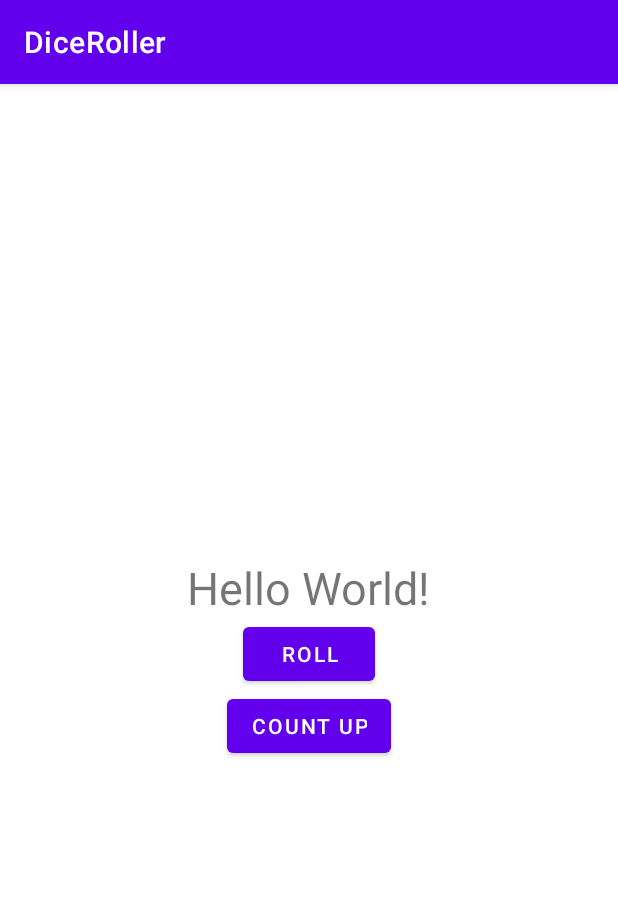
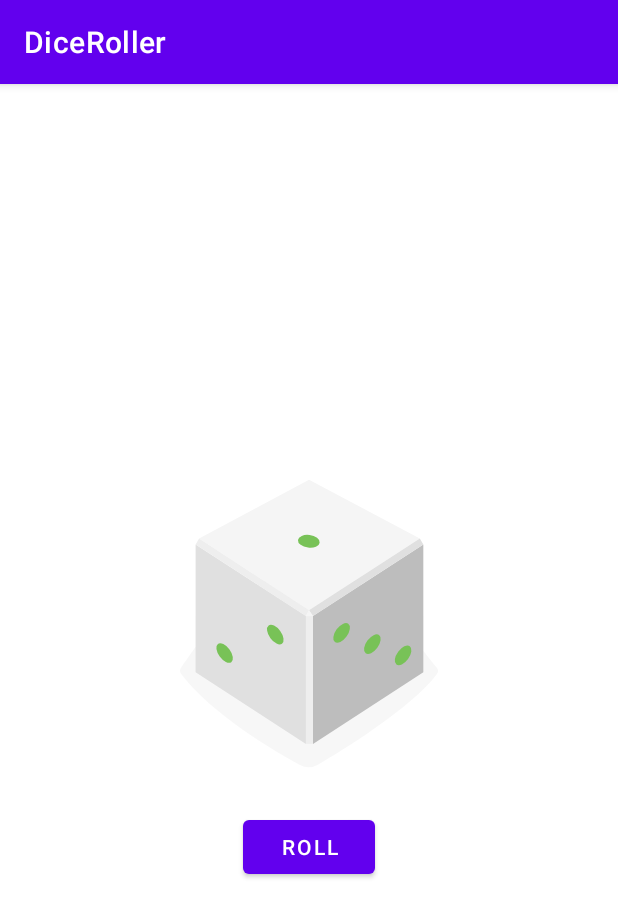
Before and after one commit to lucas-mezencio/android-studies, an Android app: the screen it shows after launch (MainActivity), on a phone screen of 412 x 824 dp. Shown: the top 917 px of the screen. Run offline under Robolectric (Android 15) with nearby library versions, the phone set to English and light mode, and no system bars.

Commit message:
add and update image resources

```diff
--- a/app/src/main/java/com/codelab/mezencio/diceroller/MainActivity.kt
+++ b/app/src/main/java/com/codelab/mezencio/diceroller/MainActivity.kt
@@ -2,6 +2,7 @@ package com.codelab.mezencio.diceroller
 
 import android.os.Bundle
 import android.widget.Button
+import android.widget.ImageView
 import android.widget.TextView
 import androidx.appcompat.app.AppCompatActivity
 
@@ -9,29 +10,23 @@ class MainActivity : AppCompatActivity() {
     override fun onCreate(savedInstanceState: Bundle?) {
         super.onCreate(savedInstanceState)
         setContentView(R.layout.activity_main)
-        val resultText: TextView = findViewById(R.id.tv_result_text)
 
         val rollButton: Button = findViewById(R.id.btn_roll)
-        rollButton.setOnClickListener { rollDice(resultText) }
-
-        val countUpButton: Button = findViewById(R.id.btn_count_up)
-        countUpButton.setOnClickListener { countUp(resultText) }
+        rollButton.setOnClickListener { rollDice() }
     }
 
-    private fun rollDice(resultText: TextView) {
-//        Toast.makeText(this, "Button clicked", Toast.LENGTH_SHORT).show()
+    private fun rollDice() {
         val randomInt = (1..6).random()
-        resultText.text = randomInt.toString()
-    }
+        val drawableResource = when (randomInt) {
+            1 -> R.drawable.dice_1
+            2 -> R.drawable.dice_2
+            3 -> R.drawable.dice_3
+            4 -> R.drawable.dice_4
+            5 -> R.drawable.dice_5
+            else -> R.drawable.dice_6
+        }
 
-    private fun countUp(resultText: TextView) {
-        if (resultText.text == "Hello World!") {
-            resultText.text = "1"
-            return
-        }
-        if (resultText.text == "6") {
-            return
-        }
-        resultText.text = (resultText.text.toString().toInt().plus(1)).toString()
+        val diceImage: ImageView = findViewById(R.id.iv_dice_image)
+        diceImage.setImageResource(drawableResource)
     }
 }
--- /dev/null
+++ b/app/src/main/res/drawable-v24/dice_1.xml
@@ -0,0 +1,66 @@
+<!--
+  ~ Copyright 2018, The Android Open Source Project
+  ~
+  ~ Licensed under the Apache License, Version 2.0 (the "License");
+  ~ you may not use this file except in compliance with the License.
+  ~ You may obtain a copy of the License at
+  ~
+  ~     http://www.apache.org/licenses/LICENSE-2.0
+  ~
+  ~ Unless required by applicable law or agreed to in writing, software
+  ~ distributed under the License is distributed on an "AS IS" BASIS,
+  ~ WITHOUT WARRANTIES OR CONDITIONS OF ANY KIND, either express or implied.
+  ~ See the License for the specific language governing permissions and
+  ~ limitations under the License.
+  -->
+
+<vector xmlns:android="http://schemas.android.com/apk/res/android"
+    android:width="200dp"
+    android:height="250dp"
+    android:viewportWidth="800"
+    android:viewportHeight="1000">
+    <path
+        android:fillAlpha="0.5"
+        android:fillColor="#eee"
+        android:pathData="M740.8,635.42c-68.27,90.47 -249.77,201.76 -316,240.63a50.7,50.7 0,0 1,-49.93 0.81c-64.19,-35 -234.09,-133.88 -315.65,-242a14.69,14.69 0,0 1,-0.12 -17.49c77.58,-106.29 159.67,-258.89 341.06,-258.89 182,0 242.19,139.08 340.27,258.88A14.62,14.62 0,0 1,740.8 635.42Z"
+        android:strokeAlpha="0.5" />
+    <path
+        android:fillColor="#bdbdbd"
+        android:pathData="M704.9,630l-294.29,191.06l0,-340.85l294.29,-191.06l0,340.85z" />
+    <path
+        android:fillColor="#e0e0e0"
+        android:pathData="M97.59,630l294.29,191.06l0,-340.85l-294.29,-191.06l0,340.85z" />
+    <path
+        android:fillColor="#f5f5f5"
+        android:pathData="M400.14,464.73l-293.19,-191.45l293.19,-156.31l295.39,156.31l-295.39,191.45z" />
+    <path
+        android:fillColor="#eee"
+        android:pathData="M106.95,273.28l-9.36,15.87l294.29,191.06l8.26,-15.48l-293.19,-191.45z" />
+    <path
+        android:fillColor="#e0e0e0"
+        android:pathData="M695.53,273.28l9.37,15.87l-294.29,191.06l-10.47,-15.48l295.39,-191.45z" />
+    <path
+        android:fillColor="#eee"
+        android:pathData="M391.88,480.21h18.73v340.85h-18.73z" />
+    <path
+        android:fillColor="#f5f5f5"
+        android:pathData="M400.14,464.73l-8.26,15.48l18.73,0l-10.47,-15.48z" />
+    <path
+        android:fillColor="#78c257"
+        android:pathData="M397.45,297.62a16.9,28.71 97.07,1 0,4.16 -33.54a16.9,28.71 97.07,1 0,-4.16 33.54z" />
+    <path
+        android:fillColor="#78c257"
+        android:pathData="M297.17,539.02a30.12,16.11 53.82,1 0,26.01 -19.02a30.12,16.11 53.82,1 0,-26.01 19.02z" />
+    <path
+        android:fillColor="#78c257"
+        android:pathData="M161.96,588.24a30.12,16.11 53.82,1 0,26.01 -19.02a30.12,16.11 53.82,1 0,-26.01 19.02z" />
+    <path
+        android:fillColor="#78c257"
+        android:pathData="M551.15,579.45a30.12,16.11 126.18,1 0,35.56 -48.62a30.12,16.11 126.18,1 0,-35.56 48.62z" />
+    <path
+        android:fillColor="#78c257"
+        android:pathData="M469.12,549.58a30.12,16.11 126.18,1 0,35.56 -48.62a30.12,16.11 126.18,1 0,-35.56 48.62z" />
+    <path
+        android:fillColor="#78c257"
+        android:pathData="M633.17,609.29a30.12,16.11 126.18,1 0,35.56 -48.62a30.12,16.11 126.18,1 0,-35.56 48.62z" />
+</vector>
--- /dev/null
+++ b/app/src/main/res/drawable-v24/dice_2.xml
@@ -0,0 +1,66 @@
+<!--
+  ~ Copyright 2018, The Android Open Source Project
+  ~
+  ~ Licensed under the Apache License, Version 2.0 (the "License");
+  ~ you may not use this file except in compliance with the License.
+  ~ You may obtain a copy of the License at
+  ~
+  ~     http://www.apache.org/licenses/LICENSE-2.0
+  ~
+  ~ Unless required by applicable law or agreed to in writing, software
+  ~ distributed under the License is distributed on an "AS IS" BASIS,
+  ~ WITHOUT WARRANTIES OR CONDITIONS OF ANY KIND, either express or implied.
+  ~ See the License for the specific language governing permissions and
+  ~ limitations under the License.
+  -->
+
+<vector xmlns:android="http://schemas.android.com/apk/res/android"
+    android:width="200dp"
+    android:height="250dp"
+    android:viewportWidth="800"
+    android:viewportHeight="1000">
+    <path
+        android:fillAlpha="0.5"
+        android:fillColor="#eee"
+        android:pathData="M740.8,635.42c-68.27,90.47 -249.77,201.76 -316,240.63a50.7,50.7 0,0 1,-49.93 0.81c-64.19,-35 -234.09,-133.88 -315.65,-242a14.69,14.69 0,0 1,-0.12 -17.49c77.58,-106.29 159.67,-258.89 341.06,-258.89 182,0 242.19,139.08 340.27,258.88A14.62,14.62 0,0 1,740.8 635.42Z"
+        android:strokeAlpha="0.5" />
+    <path
+        android:fillColor="#bdbdbd"
+        android:pathData="M704.9,630l-294.29,191.06l0,-340.85l294.29,-191.06l0,340.85z" />
+    <path
+        android:fillColor="#e0e0e0"
+        android:pathData="M97.59,630l294.29,191.06l0,-340.85l-294.29,-191.06l0,340.85z" />
+    <path
+        android:fillColor="#f5f5f5"
+        android:pathData="M400.14,464.73l-293.19,-191.45l293.19,-156.31l295.39,156.31l-295.39,191.45z" />
+    <path
+        android:fillColor="#eee"
+        android:pathData="M106.95,273.28l-9.36,15.87l294.29,191.06l8.26,-15.48l-293.19,-191.45z" />
+    <path
+        android:fillColor="#e0e0e0"
+        android:pathData="M695.53,273.28l9.37,15.87l-294.29,191.06l-10.47,-15.48l295.39,-191.45z" />
+    <path
+        android:fillColor="#eee"
+        android:pathData="M391.88,480.21h18.73v340.85h-18.73z" />
+    <path
+        android:fillColor="#f5f5f5"
+        android:pathData="M400.14,464.73l-8.26,15.48l18.73,0l-10.47,-15.48z" />
+    <path
+        android:fillColor="#78c257"
+        android:pathData="M520.85,303.25a16.9,28.71 97.07,1 0,4.16 -33.54a16.9,28.71 97.07,1 0,-4.16 33.54z" />
+    <path
+        android:fillColor="#78c257"
+        android:pathData="M273.33,291.99a16.9,28.71 97.07,1 0,4.16 -33.54a16.9,28.71 97.07,1 0,-4.16 33.54z" />
+    <path
+        android:fillColor="#78c257"
+        android:pathData="M229.56,563.64a30.12,16.11 53.82,1 0,26.01 -19.02a30.12,16.11 53.82,1 0,-26.01 19.02z" />
+    <path
+        android:fillColor="#78c257"
+        android:pathData="M311.58,533.77a30.12,16.11 53.82,1 0,26.01 -19.02a30.12,16.11 53.82,1 0,-26.01 19.02z" />
+    <path
+        android:fillColor="#78c257"
+        android:pathData="M147.54,593.49a30.12,16.11 53.82,1 0,26.01 -19.02a30.12,16.11 53.82,1 0,-26.01 19.02z" />
+    <path
+        android:fillColor="#78c257"
+        android:pathData="M551.15,579.45a30.12,16.11 126.18,1 0,35.56 -48.62a30.12,16.11 126.18,1 0,-35.56 48.62z" />
+</vector>
--- /dev/null
+++ b/app/src/main/res/drawable-v24/dice_3.xml
@@ -0,0 +1,66 @@
+<!--
+  ~ Copyright 2018, The Android Open Source Project
+  ~
+  ~ Licensed under the Apache License, Version 2.0 (the "License");
+  ~ you may not use this file except in compliance with the License.
+  ~ You may obtain a copy of the License at
+  ~
+  ~     http://www.apache.org/licenses/LICENSE-2.0
+  ~
+  ~ Unless required by applicable law or agreed to in writing, software
+  ~ distributed under the License is distributed on an "AS IS" BASIS,
+  ~ WITHOUT WARRANTIES OR CONDITIONS OF ANY KIND, either express or implied.
+  ~ See the License for the specific language governing permissions and
+  ~ limitations under the License.
+  -->
+
+<vector xmlns:android="http://schemas.android.com/apk/res/android"
+    android:width="200dp"
+    android:height="250dp"
+    android:viewportWidth="800"
+    android:viewportHeight="1000">
+    <path
+        android:fillAlpha="0.5"
+        android:fillColor="#eee"
+        android:pathData="M740.8,635.42c-68.27,90.47 -249.77,201.76 -316,240.63a50.7,50.7 0,0 1,-49.93 0.81c-64.19,-35 -234.09,-133.88 -315.65,-242a14.69,14.69 0,0 1,-0.12 -17.49c77.58,-106.29 159.67,-258.89 341.06,-258.89 182,0 242.19,139.08 340.27,258.88A14.62,14.62 0,0 1,740.8 635.42Z"
+        android:strokeAlpha="0.5" />
+    <path
+        android:fillColor="#bdbdbd"
+        android:pathData="M704.9,630l-294.29,191.06l0,-340.85l294.29,-191.06l0,340.85z" />
+    <path
+        android:fillColor="#e0e0e0"
+        android:pathData="M97.59,630l294.29,191.06l0,-340.85l-294.29,-191.06l0,340.85z" />
+    <path
+        android:fillColor="#f5f5f5"
+        android:pathData="M400.14,464.73l-293.19,-191.45l293.19,-156.31l295.39,156.31l-295.39,191.45z" />
+    <path
+        android:fillColor="#eee"
+        android:pathData="M106.95,273.28l-9.36,15.87l294.29,191.06l8.26,-15.48l-293.19,-191.45z" />
+    <path
+        android:fillColor="#e0e0e0"
+        android:pathData="M695.53,273.28l9.37,15.87l-294.29,191.06l-10.47,-15.48l295.39,-191.45z" />
+    <path
+        android:fillColor="#eee"
+        android:pathData="M391.88,480.21h18.73v340.85h-18.73z" />
+    <path
+        android:fillColor="#f5f5f5"
+        android:pathData="M400.14,464.73l-8.26,15.48l18.73,0l-10.47,-15.48z" />
+    <path
+        android:fillColor="#78c257"
+        android:pathData="M398.11,297.62a16.9,28.71 97.07,1 0,4.16 -33.54a16.9,28.71 97.07,1 0,-4.16 33.54z" />
+    <path
+        android:fillColor="#78c257"
+        android:pathData="M548.27,304.46a16.9,28.71 97.07,1 0,4.16 -33.54a16.9,28.71 97.07,1 0,-4.16 33.54z" />
+    <path
+        android:fillColor="#78c257"
+        android:pathData="M247.95,290.79a16.9,28.71 97.07,1 0,4.16 -33.54a16.9,28.71 97.07,1 0,-4.16 33.54z" />
+    <path
+        android:fillColor="#78c257"
+        android:pathData="M229.56,563.64a30.12,16.11 53.82,1 0,26.01 -19.02a30.12,16.11 53.82,1 0,-26.01 19.02z" />
+    <path
+        android:fillColor="#78c257"
+        android:pathData="M483.54,554.83a30.12,16.11 126.18,1 0,35.56 -48.62a30.12,16.11 126.18,1 0,-35.56 48.62z" />
+    <path
+        android:fillColor="#78c257"
+        android:pathData="M618.75,604.04a30.12,16.11 126.18,1 0,35.56 -48.62a30.12,16.11 126.18,1 0,-35.56 48.62z" />
+</vector>
--- /dev/null
+++ b/app/src/main/res/drawable-v24/dice_4.xml
@@ -0,0 +1,69 @@
+<!--
+  ~ Copyright 2018, The Android Open Source Project
+  ~
+  ~ Licensed under the Apache License, Version 2.0 (the "License");
+  ~ you may not use this file except in compliance with the License.
+  ~ You may obtain a copy of the License at
+  ~
+  ~     http://www.apache.org/licenses/LICENSE-2.0
+  ~
+  ~ Unless required by applicable law or agreed to in writing, software
+  ~ distributed under the License is distributed on an "AS IS" BASIS,
+  ~ WITHOUT WARRANTIES OR CONDITIONS OF ANY KIND, either express or implied.
+  ~ See the License for the specific language governing permissions and
+  ~ limitations under the License.
+  -->
+
+<vector xmlns:android="http://schemas.android.com/apk/res/android"
+    android:width="200dp"
+    android:height="250dp"
+    android:viewportWidth="800"
+    android:viewportHeight="1000">
+    <path
+        android:fillAlpha="0.5"
+        android:fillColor="#eee"
+        android:pathData="M740.8,635.42c-68.27,90.47 -249.77,201.76 -316,240.63a50.7,50.7 0,0 1,-49.93 0.81c-64.19,-35 -234.09,-133.88 -315.65,-242a14.69,14.69 0,0 1,-0.12 -17.49c77.58,-106.29 159.67,-258.89 341.06,-258.89 182,0 242.19,139.08 340.27,258.88A14.62,14.62 0,0 1,740.8 635.42Z"
+        android:strokeAlpha="0.5" />
+    <path
+        android:fillColor="#bdbdbd"
+        android:pathData="M704.9,630l-294.29,191.06l0,-340.85l294.29,-191.06l0,340.85z" />
+    <path
+        android:fillColor="#e0e0e0"
+        android:pathData="M97.59,630l294.29,191.06l0,-340.85l-294.29,-191.06l0,340.85z" />
+    <path
+        android:fillColor="#f5f5f5"
+        android:pathData="M400.14,464.73l-293.19,-191.45l293.19,-156.31l295.39,156.31l-295.39,191.45z" />
+    <path
+        android:fillColor="#eee"
+        android:pathData="M106.95,273.28l-9.36,15.87l294.29,191.06l8.26,-15.48l-293.19,-191.45z" />
+    <path
+        android:fillColor="#e0e0e0"
+        android:pathData="M695.53,273.28l9.37,15.87l-294.29,191.06l-10.47,-15.48l295.39,-191.45z" />
+    <path
+        android:fillColor="#eee"
+        android:pathData="M391.88,480.21h18.73v340.85h-18.73z" />
+    <path
+        android:fillColor="#f5f5f5"
+        android:pathData="M400.14,464.73l-8.26,15.48l18.73,0l-10.47,-15.48z" />
+    <path
+        android:fillColor="#78c257"
+        android:pathData="M530.08,303.65a16.9,28.71 97.07,1 0,4.16 -33.54a16.9,28.71 97.07,1 0,-4.16 33.54z" />
+    <path
+        android:fillColor="#78c257"
+        android:pathData="M389.68,218.17a16.9,28.71 97.07,1 0,4.16 -33.54a16.9,28.71 97.07,1 0,-4.16 33.54z" />
+    <path
+        android:fillColor="#78c257"
+        android:pathData="M405.35,377.09a16.9,28.71 97.07,1 0,4.16 -33.54a16.9,28.71 97.07,1 0,-4.16 33.54z" />
+    <path
+        android:fillColor="#78c257"
+        android:pathData="M264.95,291.6a16.9,28.71 97.07,1 0,4.16 -33.54a16.9,28.71 97.07,1 0,-4.16 33.54z" />
+    <path
+        android:fillColor="#78c257"
+        android:pathData="M297.17,541.59a30.12,16.11 53.82,1 0,26.01 -19.02a30.12,16.11 53.82,1 0,-26.01 19.02z" />
+    <path
+        android:fillColor="#78c257"
+        android:pathData="M161.96,590.81a30.12,16.11 53.82,1 0,26.01 -19.02a30.12,16.11 53.82,1 0,-26.01 19.02z" />
+    <path
+        android:fillColor="#78c257"
+        android:pathData="M551.15,579.45a30.12,16.11 126.18,1 0,35.56 -48.62a30.12,16.11 126.18,1 0,-35.56 48.62z" />
+</vector>
--- /dev/null
+++ b/app/src/main/res/drawable-v24/dice_5.xml
@@ -0,0 +1,75 @@
+<!--
+  ~ Copyright 2018, The Android Open Source Project
+  ~
+  ~ Licensed under the Apache License, Version 2.0 (the "License");
+  ~ you may not use this file except in compliance with the License.
+  ~ You may obtain a copy of the License at
+  ~
+  ~     http://www.apache.org/licenses/LICENSE-2.0
+  ~
+  ~ Unless required by applicable law or agreed to in writing, software
+  ~ distributed under the License is distributed on an "AS IS" BASIS,
+  ~ WITHOUT WARRANTIES OR CONDITIONS OF ANY KIND, either express or implied.
+  ~ See the License for the specific language governing permissions and
+  ~ limitations under the License.
+  -->
+
+<vector xmlns:android="http://schemas.android.com/apk/res/android"
+    android:width="200dp"
+    android:height="250dp"
+    android:viewportWidth="800"
+    android:viewportHeight="1000">
+    <path
+        android:fillAlpha="0.5"
+        android:fillColor="#eee"
+        android:pathData="M740.8,635.42c-68.27,90.47 -249.77,201.76 -316,240.63a50.7,50.7 0,0 1,-49.93 0.81c-64.19,-35 -234.09,-133.88 -315.65,-242a14.69,14.69 0,0 1,-0.12 -17.49c77.58,-106.29 159.67,-258.89 341.06,-258.89 182,0 242.19,139.08 340.27,258.88A14.62,14.62 0,0 1,740.8 635.42Z"
+        android:strokeAlpha="0.5" />
+    <path
+        android:fillColor="#bdbdbd"
+        android:pathData="M704.9,630l-294.29,191.06l0,-340.85l294.29,-191.06l0,340.85z" />
+    <path
+        android:fillColor="#e0e0e0"
+        android:pathData="M97.59,630l294.29,191.06l0,-340.85l-294.29,-191.06l0,340.85z" />
+    <path
+        android:fillColor="#f5f5f5"
+        android:pathData="M400.14,464.73l-293.19,-191.45l293.19,-156.31l295.39,156.31l-295.39,191.45z" />
+    <path
+        android:fillColor="#eee"
+        android:pathData="M106.95,273.28l-9.36,15.87l294.29,191.06l8.26,-15.48l-293.19,-191.45z" />
+    <path
+        android:fillColor="#e0e0e0"
+        android:pathData="M695.53,273.28l9.37,15.87l-294.29,191.06l-10.47,-15.48l295.39,-191.45z" />
+    <path
+        android:fillColor="#eee"
+        android:pathData="M391.88,480.21h18.73v340.85h-18.73z" />
+    <path
+        android:fillColor="#f5f5f5"
+        android:pathData="M400.14,464.73l-8.26,15.48l18.73,0l-10.47,-15.48z" />
+    <path
+        android:fillColor="#78c257"
+        android:pathData="M397.05,297.63a16.9,28.71 97.07,1 0,4.16 -33.54a16.9,28.71 97.07,1 0,-4.16 33.54z" />
+    <path
+        android:fillColor="#78c257"
+        android:pathData="M547.21,304.45a16.9,28.71 97.07,1 0,4.16 -33.54a16.9,28.71 97.07,1 0,-4.16 33.54z" />
+    <path
+        android:fillColor="#78c257"
+        android:pathData="M388.17,207.62a16.9,28.71 97.07,1 0,4.16 -33.54a16.9,28.71 97.07,1 0,-4.16 33.54z" />
+    <path
+        android:fillColor="#78c257"
+        android:pathData="M405.93,387.62a16.9,28.71 97.07,1 0,4.16 -33.54a16.9,28.71 97.07,1 0,-4.16 33.54z" />
+    <path
+        android:fillColor="#78c257"
+        android:pathData="M246.89,290.79a16.9,28.71 97.07,1 0,4.16 -33.54a16.9,28.71 97.07,1 0,-4.16 33.54z" />
+    <path
+        android:fillColor="#78c257"
+        android:pathData="M229.56,563.64a30.12,16.11 53.82,1 0,26.01 -19.02a30.12,16.11 53.82,1 0,-26.01 19.02z" />
+    <path
+        android:fillColor="#78c257"
+        android:pathData="M551.15,579.45a30.12,16.11 126.18,1 0,35.56 -48.62a30.12,16.11 126.18,1 0,-35.56 48.62z" />
+    <path
+        android:fillColor="#78c257"
+        android:pathData="M469.12,549.58a30.12,16.11 126.18,1 0,35.56 -48.62a30.12,16.11 126.18,1 0,-35.56 48.62z" />
+    <path
+        android:fillColor="#78c257"
+        android:pathData="M633.17,609.29a30.12,16.11 126.18,1 0,35.56 -48.62a30.12,16.11 126.18,1 0,-35.56 48.62z" />
+</vector>
--- /dev/null
+++ b/app/src/main/res/drawable-v24/dice_6.xml
@@ -0,0 +1,81 @@
+<!--
+  ~ Copyright 2018, The Android Open Source Project
+  ~
+  ~ Licensed under the Apache License, Version 2.0 (the "License");
+  ~ you may not use this file except in compliance with the License.
+  ~ You may obtain a copy of the License at
+  ~
+  ~     http://www.apache.org/licenses/LICENSE-2.0
+  ~
+  ~ Unless required by applicable law or agreed to in writing, software
+  ~ distributed under the License is distributed on an "AS IS" BASIS,
+  ~ WITHOUT WARRANTIES OR CONDITIONS OF ANY KIND, either express or implied.
+  ~ See the License for the specific language governing permissions and
+  ~ limitations under the License.
+  -->
+
+<vector xmlns:android="http://schemas.android.com/apk/res/android"
+    android:width="200dp"
+    android:height="250dp"
+    android:viewportWidth="800"
+    android:viewportHeight="1000">
+    <path
+        android:fillAlpha="0.5"
+        android:fillColor="#eee"
+        android:pathData="M740.8,635.42c-68.27,90.47 -249.77,201.76 -316,240.63a50.7,50.7 0,0 1,-49.93 0.81c-64.19,-35 -234.09,-133.88 -315.65,-242a14.69,14.69 0,0 1,-0.12 -17.49c77.58,-106.29 159.67,-258.89 341.06,-258.89 182,0 242.19,139.08 340.27,258.88A14.62,14.62 0,0 1,740.8 635.42Z"
+        android:strokeAlpha="0.5" />
+    <path
+        android:fillColor="#bdbdbd"
+        android:pathData="M704.9,630l-294.29,191.06l0,-340.85l294.29,-191.06l0,340.85z" />
+    <path
+        android:fillColor="#e0e0e0"
+        android:pathData="M97.59,630l294.29,191.06l0,-340.85l-294.29,-191.06l0,340.85z" />
+    <path
+        android:fillColor="#f5f5f5"
+        android:pathData="M400.14,464.73l-293.19,-191.45l293.19,-156.31l295.39,156.31l-295.39,191.45z" />
+    <path
+        android:fillColor="#eee"
+        android:pathData="M106.95,273.28l-9.36,15.87l294.29,191.06l8.26,-15.48l-293.19,-191.45z" />
+    <path
+        android:fillColor="#e0e0e0"
+        android:pathData="M695.53,273.28l9.37,15.87l-294.29,191.06l-10.47,-15.48l295.39,-191.45z" />
+    <path
+        android:fillColor="#eee"
+        android:pathData="M391.88,480.21h18.73v340.85h-18.73z" />
+    <path
+        android:fillColor="#f5f5f5"
+        android:pathData="M400.14,464.73l-8.26,15.48l18.73,0l-10.47,-15.48z" />
+    <path
+        android:fillColor="#78c257"
+        android:pathData="M326.53,254.89a16.9,28.71 97.07,1 0,4.16 -33.54a16.9,28.71 97.07,1 0,-4.16 33.54z" />
+    <path
+        android:fillColor="#78c257"
+        android:pathData="M537.57,298.78a16.9,28.71 97.07,1 0,4.16 -33.54a16.9,28.71 97.07,1 0,-4.16 33.54z" />
+    <path
+        android:fillColor="#78c257"
+        android:pathData="M397.17,213.3a16.9,28.71 97.07,1 0,4.16 -33.54a16.9,28.71 97.07,1 0,-4.16 33.54z" />
+    <path
+        android:fillColor="#78c257"
+        android:pathData="M396.31,381.95a16.9,28.71 97.07,1 0,4.16 -33.54a16.9,28.71 97.07,1 0,-4.16 33.54z" />
+    <path
+        android:fillColor="#78c257"
+        android:pathData="M255.91,296.47a16.9,28.71 97.07,1 0,4.16 -33.54a16.9,28.71 97.07,1 0,-4.16 33.54z" />
+    <path
+        android:fillColor="#78c257"
+        android:pathData="M466.93,340.37a16.9,28.71 97.07,1 0,4.16 -33.54a16.9,28.71 97.07,1 0,-4.16 33.54z" />
+    <path
+        android:fillColor="#78c257"
+        android:pathData="M230,563.64a30.12,16.11 53.82,1 0,26.01 -19.02a30.12,16.11 53.82,1 0,-26.01 19.02z" />
+    <path
+        android:fillColor="#78c257"
+        android:pathData="M312.02,533.78a30.12,16.11 53.82,1 0,26.01 -19.02a30.12,16.11 53.82,1 0,-26.01 19.02z" />
+    <path
+        android:fillColor="#78c257"
+        android:pathData="M147.96,593.48a30.12,16.11 53.82,1 0,26.01 -19.02a30.12,16.11 53.82,1 0,-26.01 19.02z" />
+    <path
+        android:fillColor="#78c257"
+        android:pathData="M483.54,554.83a30.12,16.11 126.18,1 0,35.56 -48.62a30.12,16.11 126.18,1 0,-35.56 48.62z" />
+    <path
+        android:fillColor="#78c257"
+        android:pathData="M618.75,604.04a30.12,16.11 126.18,1 0,35.56 -48.62a30.12,16.11 126.18,1 0,-35.56 48.62z" />
+</vector>
--- /dev/null
+++ b/app/src/main/res/drawable-v24/empty_dice.xml
@@ -0,0 +1,27 @@
+<!--
+  ~ Copyright 2018, The Android Open Source Project
+  ~
+  ~ Licensed under the Apache License, Version 2.0 (the "License");
+  ~ you may not use this file except in compliance with the License.
+  ~ You may obtain a copy of the License at
+  ~
+  ~     http://www.apache.org/licenses/LICENSE-2.0
+  ~
+  ~ Unless required by applicable law or agreed to in writing, software
+  ~ distributed under the License is distributed on an "AS IS" BASIS,
+  ~ WITHOUT WARRANTIES OR CONDITIONS OF ANY KIND, either express or implied.
+  ~ See the License for the specific language governing permissions and
+  ~ limitations under the License.
+  -->
+
+<vector xmlns:android="http://schemas.android.com/apk/res/android"
+    android:width="200dp"
+    android:height="250dp"
+    android:viewportWidth="800"
+    android:viewportHeight="1000">
+
+    <path
+        android:fillColor="#00000000"
+        android:pathData="M0,0l0,0z" />
+
+</vector>
--- a/app/src/main/res/layout/activity_main.xml
+++ b/app/src/main/res/layout/activity_main.xml
@@ -8,13 +8,13 @@
     android:orientation="vertical"
     tools:context=".MainActivity">
 
-    <TextView
-        android:id="@+id/tv_result_text"
+    <ImageView
+        android:id="@+id/iv_dice_image"
         android:layout_width="wrap_content"
         android:layout_height="wrap_content"
         android:layout_gravity="center_horizontal"
-        android:textSize="30sp"
-        android:text="Hello World!" />
+        android:src="@drawable/dice_1"
+        android:contentDescription="@string/iv_dice_image_desc" />
 
     <Button
         android:id="@+id/btn_roll"
@@ -23,10 +23,10 @@
         android:layout_gravity="center_horizontal"
         android:text="@string/btn_roll_label" />
 
-    <Button
+<!--    <Button
         android:layout_width="wrap_content"
         android:layout_height="wrap_content"
         android:id="@+id/btn_count_up"
         android:layout_gravity="center_horizontal"
-        android:text="@string/btn_count_up_label" />
+        android:text="@string/btn_count_up_label" />-->
 </LinearLayout>
--- a/app/src/main/res/values/strings.xml
+++ b/app/src/main/res/values/strings.xml
@@ -2,4 +2,5 @@
     <string name="app_name">DiceRoller</string>
     <string name="btn_roll_label">Roll</string>
     <string name="btn_count_up_label">count up</string>
+    <string name="iv_dice_image_desc">Dice image</string>
 </resources>
```
